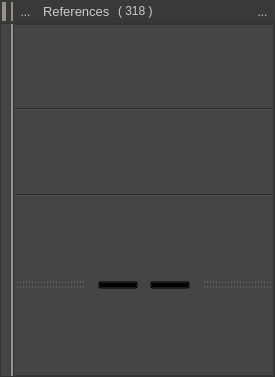
Qt form library/ui/expandableTabs.ui (swillisart/Relic) before a commit.
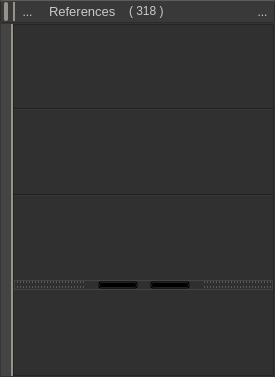
The same form after that commit. Icons and pictures are not drawn.

What changed in the file:
```diff
--- a/library/ui/expandableTabs.ui
+++ b/library/ui/expandableTabs.ui
@@ -181,9 +181,12 @@
     background-color: rgb(57, 57, 57);
    /* background-color: qlineargradient(y1: 1, y2: -.5, stop: 0 rgb(55, 105, 140), stop: 0.20 rgb(68, 68, 68));*/
 
-   /* border: 1px solid rgb(43,43,43);*/
-    border: 2px solid rgb(57,57,57);
-
+    border: 1px solid rgb(43,43,43);
+    border-top: 1px solid rgb(92,92,92);
+	border-radius: 2px;
+    /* border: 2px solid rgb(57,57,57);*/
+	/*border: none;*/
+	padding: 1px;
 }</string>
      </property>
      <property name="frameShape">
@@ -459,6 +462,9 @@
        <verstretch>0</verstretch>
       </sizepolicy>
      </property>
+     <property name="styleSheet">
+      <string notr="true"/>
+     </property>
      <property name="frameShape">
       <enum>QFrame::StyledPanel</enum>
      </property>
@@ -523,6 +529,11 @@
           <verstretch>0</verstretch>
          </sizepolicy>
         </property>
+        <property name="styleSheet">
+         <string notr="true">QWidget {
+	background-color: rgb(48, 48, 48);
+}</string>
+        </property>
         <property name="frameShape">
          <enum>QFrame::StyledPanel</enum>
         </property>
```
Left out of the diff: 26 changed lines with no effect on the pictures.
